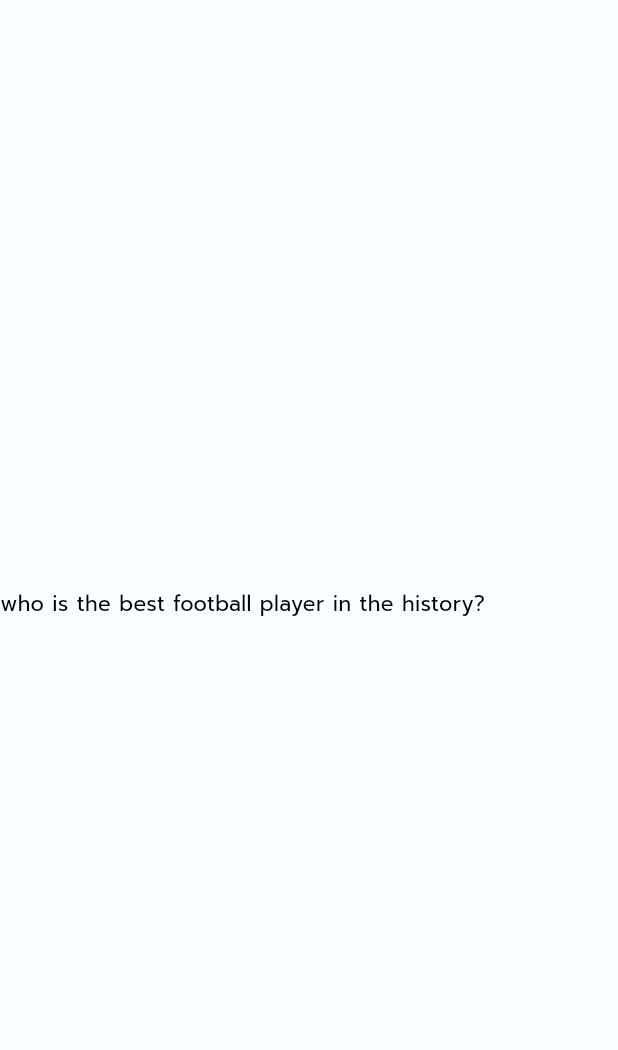
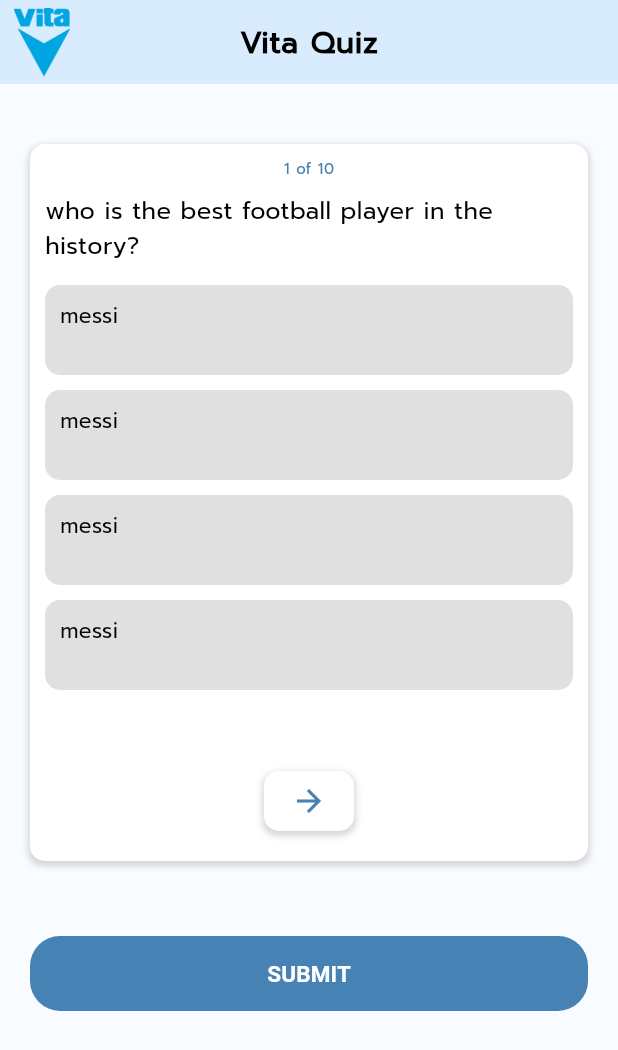
Before and after one commit to ibrahimbadran2001/vita, a Flutter app: the QuestionView screen opened directly, on a phone screen of 412 x 824 dp. Shown: the top 1050 px of the screen. Run offline on Flutter 3.47's test engine with Material 3 defaults, Android fonts, the phone set to English and light mode, and no system bars; our stand-ins replace get.

Commit message:
#6 upload question view Ui

```diff
--- a/lib/quiz/presentation/views/question_view.dart
+++ b/lib/quiz/presentation/views/question_view.dart
@@ -1,4 +1,5 @@
 import 'package:flutter/material.dart';
+import 'package:vita/quiz/presentation/views/quiz_view.dart';
 
 import 'widgets/question_view_body.dart';
 
@@ -7,8 +8,9 @@ class QuestionView extends StatelessWidget {
 
   @override
   Widget build(BuildContext context) {
-    return const Scaffold(
-      body: QuestionViewBody(),
+    return Scaffold(
+      appBar: buildQuizAppBar(context),
+      body: const QuestionViewBody(),
     );
   }
 }
--- a/lib/quiz/presentation/views/quiz_view.dart
+++ b/lib/quiz/presentation/views/quiz_view.dart
@@ -9,7 +9,13 @@ class QuizView extends StatelessWidget {
   @override
   Widget build(BuildContext context) {
     return  Scaffold(
-      appBar: AppBar(
+      appBar: buildQuizAppBar(context),
+      body: const QuizViewBody(),
+    );
+  }
+}
+AppBar buildQuizAppBar(BuildContext context) {
+  return AppBar(
     backgroundColor: Colors.blue.shade100.withOpacity(0.5),
     leading: Padding(
       padding: const EdgeInsets.all(5.0),
@@ -23,10 +29,6 @@ class QuizView extends StatelessWidget {
         fontSize: 20,
       ),
     ),
-
     centerTitle: true,
-      ),
-      body: const QuizViewBody(),
   );
 }
-}
--- a/lib/quiz/presentation/views/widgets/my_custom_button.dart
+++ b/lib/quiz/presentation/views/widgets/my_custom_button.dart
@@ -41,6 +41,6 @@ class MYCustomButton extends StatelessWidget {
           style: const TextStyle(color: Colors.white,fontSize: 15,fontWeight: FontWeight.bold),
         ),
       ),
-    );();
+    );
   }
 }
--- a/lib/quiz/presentation/views/widgets/question_view_body.dart
+++ b/lib/quiz/presentation/views/widgets/question_view_body.dart
@@ -1,17 +1,47 @@
 import 'package:flutter/material.dart';
+import 'package:vita/core/utils/constants.dart';
+import 'package:vita/quiz/presentation/views/widgets/my_custom_button.dart';
+import 'package:vita/quiz/presentation/views/widgets/quiz_answers_list_view.dart';
 
-class QuestionViewBody extends StatelessWidget {
+import 'quiz_card_widget.dart';
+
+class QuestionViewBody extends StatefulWidget {
   const QuestionViewBody({super.key});
 
   @override
+  State<QuestionViewBody> createState() => _QuestionViewBodyState();
+}
+
+class _QuestionViewBodyState extends State<QuestionViewBody> {
+  var quizController = PageController();
+  bool isLast=false;
+
+  @override
   Widget build(BuildContext context) {
-    return const Column(
-      mainAxisAlignment: MainAxisAlignment.center,
-      children: [
-        Text('who is the best football player in the history?'),
-        SizedBox(height: 20,),
-
-      ],
+    return Padding(
+      padding: const EdgeInsets.all(20.0),
+      child: Column(
+        children: [
+          const SizedBox(height: 20,),
+          SizedBox(
+            height:  MediaQuery.sizeOf(context).height*0.58,
+            child: PageView.builder(
+              clipBehavior: Clip.none,
+              controller: quizController,
+              physics: const NeverScrollableScrollPhysics(),
+              itemCount: 10,
+              itemBuilder: (context,index){
+                  return QuizCardWidget(quizController: quizController, index: index,);
+                },
+            ),
+          ),
+          const SizedBox(height: 50,),
+          MYCustomButton(
+              onPress: (){},
+              text: 'submit',
+          )
+        ],
+      ),
     );
   }
 }
--- /dev/null
+++ b/lib/quiz/presentation/views/widgets/quiz_answer_widget.dart
@@ -0,0 +1,28 @@
+import 'package:flutter/material.dart';
+
+class QuizAnswer extends StatelessWidget {
+  const QuizAnswer({
+    super.key,
+  });
+
+  @override
+  Widget build(BuildContext context) {
+    return Container(
+      width: MediaQuery.sizeOf(context).width,
+      height: 60.0,
+      decoration: BoxDecoration(
+        color: Colors.grey[300],
+        borderRadius: BorderRadius.circular(10),
+      ),
+      child: Padding(
+        padding: const EdgeInsets.all(10.0),
+        child: Text(
+          'messi',
+          overflow: TextOverflow.ellipsis,
+          maxLines: 2,
+          style: Theme.of(context).textTheme.bodyMedium,
+        ),
+      ),
+    );
+  }
+}
--- /dev/null
+++ b/lib/quiz/presentation/views/widgets/quiz_answers_list_view.dart
@@ -0,0 +1,25 @@
+import 'package:flutter/material.dart';
+
+import 'quiz_answer_widget.dart';
+
+class QuizAnswersListView extends StatelessWidget {
+  const QuizAnswersListView({
+    super.key,
+  });
+
+  @override
+  Widget build(BuildContext context) {
+    return Expanded(
+      child: ListView.separated(
+        physics: const NeverScrollableScrollPhysics(),
+        itemBuilder: (context,index){
+          return const QuizAnswer();
+        },
+        separatorBuilder: (context,index){
+          return const SizedBox(height: 10,);
+        },
+        itemCount: 4,
+      ),
+    );
+  }
+}
--- /dev/null
+++ b/lib/quiz/presentation/views/widgets/quiz_card_widget.dart
@@ -0,0 +1,60 @@
+import 'package:flutter/material.dart';
+import 'package:vita/core/utils/constants.dart';
+import 'package:vita/quiz/presentation/views/widgets/quiz_answers_list_view.dart';
+
+class QuizCardWidget extends StatelessWidget {
+  const QuizCardWidget({
+    super.key, required this.quizController, required this.index,
+  });
+  final PageController quizController;
+  final int index;
+  @override
+  Widget build(BuildContext context) {
+    return Container(
+      height: MediaQuery.sizeOf(context).height*0.58,
+      decoration: myBoxShadow(context),
+      child: Padding(
+        padding: const EdgeInsets.all(10.0),
+        child: Column(
+          mainAxisAlignment: MainAxisAlignment.center,
+          children: [
+            Text(
+                '${index+1} of 10',
+                style: Theme.of(context).textTheme.bodySmall!.copyWith(
+                    color: myColor
+                )
+            ),
+            const SizedBox(height: 10,),
+            Text(
+              'who is the best football player in the history?',
+              style: Theme.of(context).textTheme.bodyMedium!.copyWith(
+                  fontSize: 16.0
+              ),
+            ),
+            const SizedBox(height: 15,),
+            const QuizAnswersListView(),
+            const SizedBox(height: 10,),
+            Container(
+              decoration: myBoxShadow(context),
+              width: 60,
+              height: 40,
+              child: InkWell(
+                  onTap: (){
+                    quizController.nextPage(
+                      duration: const Duration(milliseconds: 1000),
+                      curve: Curves.fastOutSlowIn,
+                    );
+                  },
+                  child: const Icon(
+                    Icons.arrow_forward,
+                    color: myColor,
+                  )
+              ),
+            ),
+            const SizedBox(height: 10,),
+          ],
+        ),
+      ),
+    );
+  }
+}
```
Lines whose indentation alone changed are shown as unchanged.
